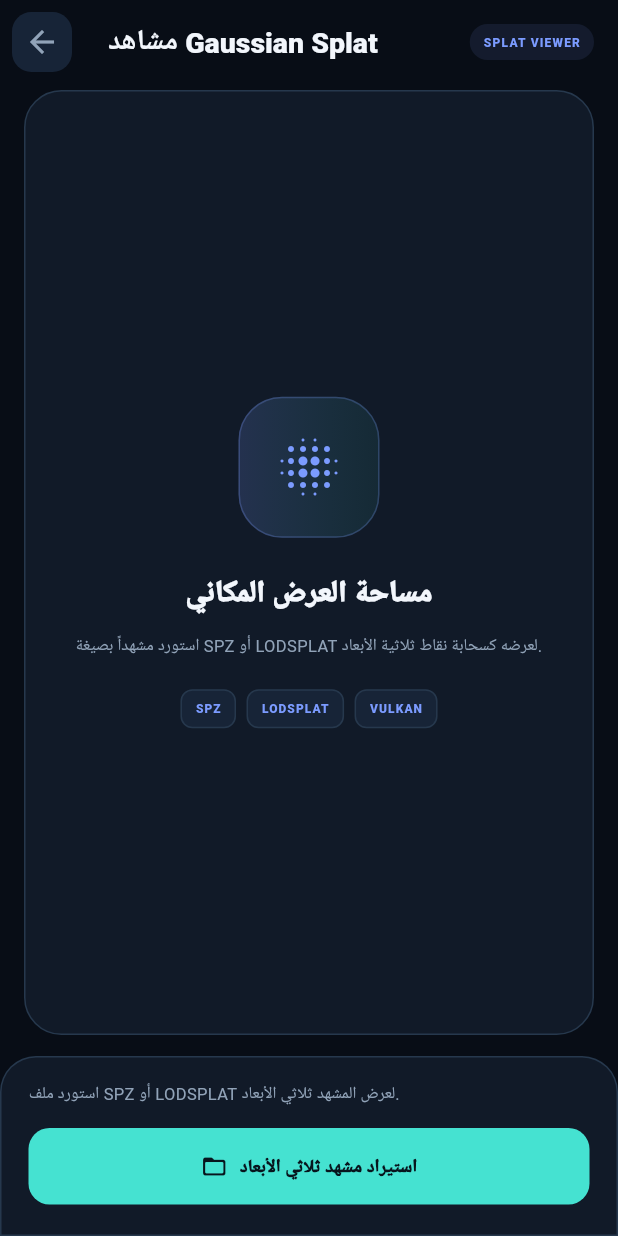
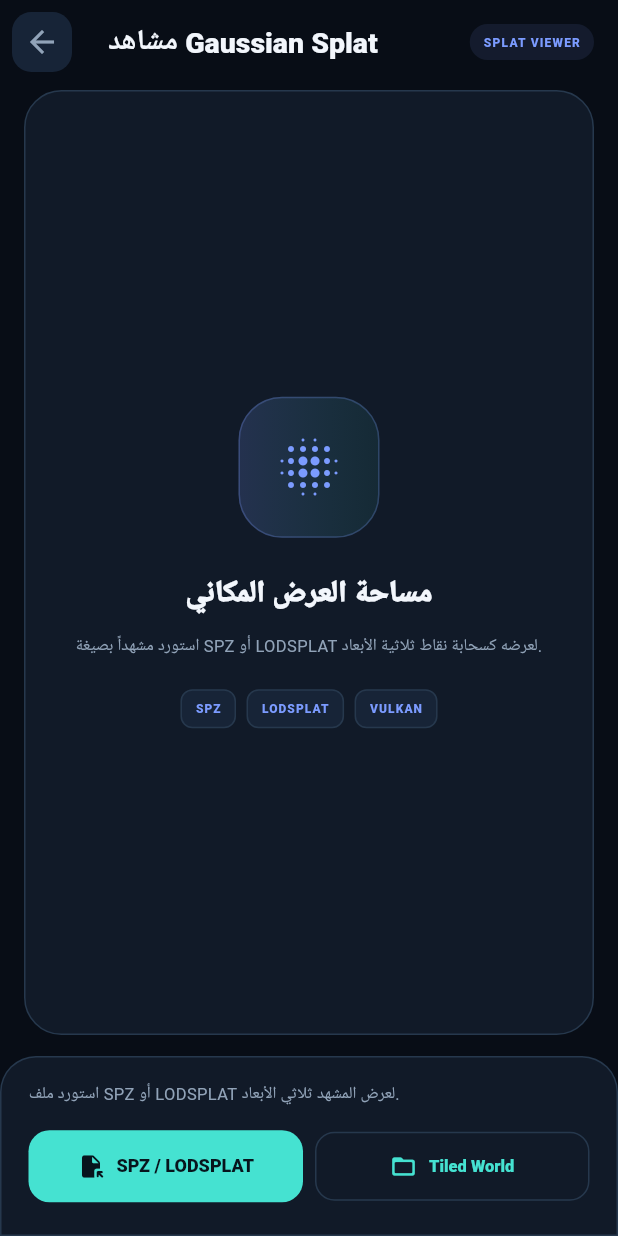
Before and after one commit to almwld/Vrixmagical, a Flutter app: the GaussianSplatScreen screen opened directly, on a phone screen of 412 x 824 dp. Run offline on Flutter 3.47's test engine with Material 3 defaults, Android fonts, the phone set to English and light mode, and no system bars; our stand-ins replace camera, file_picker, geolocator, material_ui, permission_handler; missing offline and left inert: dart:ffi, just_jolt, mediapipe_vision.

Commit message:
feat(splat): add tiled-world import and Vulkan capability controls

```diff
--- a/lib/features/reconstruction/gaussian_splat_screen.dart
+++ b/lib/features/reconstruction/gaussian_splat_screen.dart
@@ -7,6 +7,7 @@ import 'package:path_provider/path_provider.dart';
 
 import '../../app/app_theme.dart';
 import '../../services/splatkit_view_controller.dart';
+import '../../services/splat_tiled_world_importer.dart';
 
 class GaussianSplatScreen extends StatefulWidget {
   const GaussianSplatScreen({super.key});
@@ -57,6 +58,44 @@ class _GaussianSplatScreenState extends State<GaussianSplatScreen> {
 
   Future<void> _setQuality(String value) async {
     await _controller?.applyQuality(value);
+  }
+
+  Future<void> _importTiledWorld() async {
+    if (_busy) return;
+    setState(() {
+      _busy = true;
+      _status = 'اختر مجلد العالم المقسّم…';
+    });
+    try {
+      final selectedDirectory = await FilePicker.getDirectoryPath(
+        dialogTitle: 'اختر مجلد Gaussian Splat Tileset',
+      );
+      if (selectedDirectory == null) return;
+      final documents = await getApplicationDocumentsDirectory();
+      final imported = await const SplatTiledWorldImporter().copyDirectory(
+        source: Directory(selectedDirectory),
+        destinationRoot: documents,
+        onProgress: (copied, total) {
+          if (mounted && copied % 20 == 0) {
+            setState(() => _status = 'نسخ ملفات العالم: $copied / $total');
+          }
+        },
+      );
+      _controller?.removeListener(_onControllerChanged);
+      _controller?.dispose();
+      _controller = null;
+      setState(() {
+        _worldPath = imported.tilesetFile.path;
+        _worldName = 'Tiled Gaussian World';
+        _status = 'تم نسخ ${imported.fileCount} ملفاً؛ جارٍ تحميل Tileset.';
+      });
+    } catch (error) {
+      if (mounted) {
+        setState(() => _status = 'تعذّر استيراد Tileset: ' + error.toString());
+      }
+    } finally {
+      if (mounted) setState(() => _busy = false);
+    }
   }
 
   Future<void> _importWorld() async {
@@ -291,6 +330,16 @@ class _GaussianSplatScreenState extends State<GaussianSplatScreen> {
                         fontSize: 9,
                       ),
                     ),
+                  if (_controller!.capabilities.isNotEmpty)
+                    Text(
+                      'Vulkan · Subgroups: ${_controller!.capabilities['supportsSubgroups'] == true ? 'ON' : 'OFF'}'
+                      ' · Hi-Z: ${_controller!.capabilities['supportsHiZOcclusion'] == true ? 'supported' : 'fallback'}'
+                      ' · Max texture: ${_controller!.capabilities['maxTextureDimension'] ?? '—'}',
+                      style: const TextStyle(
+                        color: AppColors.muted,
+                        fontSize: 9,
+                      ),
+                    ),
                   const SizedBox(height: 8),
                   Row(
                     children: [
@@ -323,6 +372,37 @@ class _GaussianSplatScreenState extends State<GaussianSplatScreen> {
                         onChanged: (value) => _controller!.setMotionEnabled(value),
                       ),
                     ],
+                  ),
+                  Row(
+                    children: [
+                      const Text(
+                        'Hi-Z occlusion',
+                        style: TextStyle(fontSize: 10, color: AppColors.muted),
+                      ),
+                      Switch.adaptive(
+                        value: _controller!.hiZOcclusionEnabled,
+                        onChanged: _controller!.capabilities['supportsHiZOcclusion'] == true
+                            ? (value) => _controller!.setHiZOcclusion(value)
+                            : null,
+                      ),
+                      const Spacer(),
+                      if (_controller!.renderPolicyAccepted != null)
+                        Text(
+                          _controller!.renderPolicyAccepted! ? 'Policy accepted' : 'Fallback',
+                          style: const TextStyle(
+                            color: AppColors.muted,
+                            fontSize: 9,
+                          ),
+                        ),
+                    ],
+                  ),
+                  if (_controller!.renderPolicyWarnings.isNotEmpty)
+                    Text(
+                      _controller!.renderPolicyWarnings.join(' · '),
+                      style: const TextStyle(
+                        color: Color(0xFFFFCC80),
+                        fontSize: 9,
+                      ),
                     ),
                   Row(
                     mainAxisAlignment: MainAxisAlignment.spaceBetween,
@@ -368,14 +448,28 @@ class _GaussianSplatScreenState extends State<GaussianSplatScreen> {
                 const SizedBox(height: 14),
                 SizedBox(
                   height: 51,
+                  child: Row(
+                    children: [
+                      Expanded(
                         child: FilledButton.icon(
                           onPressed: _busy ? null : _importWorld,
                           icon: Icon(
-                      _busy ? Icons.hourglass_top_rounded : Icons.folder_open_rounded,
+                            _busy ? Icons.hourglass_top_rounded : Icons.file_open_rounded,
                           ),
                           label: Text(
-                      _busy ? 'جارٍ تجهيز الملف…' : 'استيراد مشهد ثلاثي الأبعاد',
+                            _busy ? 'جارٍ تجهيز الملف…' : 'SPZ / LODSPLAT',
                           ),
+                        ),
+                      ),
+                      const SizedBox(width: 8),
+                      Expanded(
+                        child: OutlinedButton.icon(
+                          onPressed: _busy ? null : _importTiledWorld,
+                          icon: const Icon(Icons.folder_open_rounded),
+                          label: const Text('Tiled World'),
+                        ),
+                      ),
+                    ],
                   ),
                 ),
               ],
```
Lines whose indentation alone changed are shown as unchanged.
